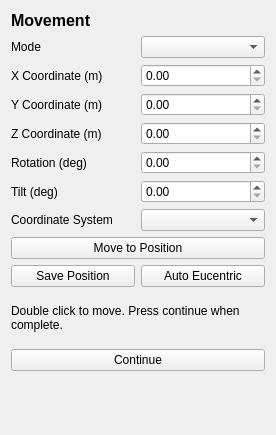
The window that fibsem/ui/qtdesigner_files/FibsemMovementWidget.ui (DeMarcoLab/fibsem) describes before a commit, drawn with Qt 5.
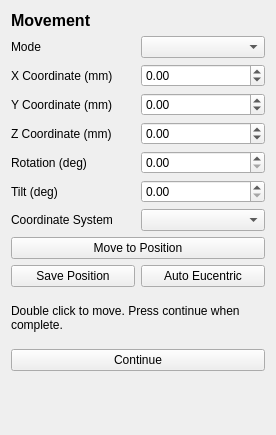
The same window after the commit.

Commit message: [FEAT] ui and structure updates

Diff of the .ui file:
```diff
--- a/fibsem/ui/qtdesigner_files/FibsemMovementWidget.ui
+++ b/fibsem/ui/qtdesigner_files/FibsemMovementWidget.ui
@@ -15,7 +15,14 @@
   </property>
   <layout class="QGridLayout" name="gridLayout">
    <item row="3" column="1">
-    <widget class="QDoubleSpinBox" name="doubleSpinBox_movement_stage_x"/>
+    <widget class="QDoubleSpinBox" name="doubleSpinBox_movement_stage_x">
+     <property name="minimum">
+      <double>-10000000000.000000000000000</double>
+     </property>
+     <property name="maximum">
+      <double>100000000000000000.000000000000000</double>
+     </property>
+    </widget>
    </item>
    <item row="6" column="1">
     <widget class="QDoubleSpinBox" name="doubleSpinBox_movement_stage_rotation"/>
@@ -24,12 +31,19 @@
     <widget class="QComboBox" name="comboBox_movement_stage_coordinate_system"/>
    </item>
    <item row="5" column="1">
-    <widget class="QDoubleSpinBox" name="doubleSpinBox_movement_stage_z"/>
+    <widget class="QDoubleSpinBox" name="doubleSpinBox_movement_stage_z">
+     <property name="minimum">
+      <double>-100000000000000000.000000000000000</double>
+     </property>
+     <property name="maximum">
+      <double>99999999999999991611392.000000000000000</double>
+     </property>
+    </widget>
    </item>
    <item row="5" column="0">
     <widget class="QLabel" name="label_movement_stage_z">
      <property name="text">
-      <string>Z Coordinate (m)</string>
+      <string>Z Coordinate (mm)</string>
      </property>
     </widget>
    </item>
@@ -46,7 +60,7 @@
    <item row="4" column="0">
     <widget class="QLabel" name="label_movement_stage_y">
      <property name="text">
-      <string>Y Coordinate (m)</string>
+      <string>Y Coordinate (mm)</string>
      </property>
     </widget>
    </item>
@@ -58,7 +72,14 @@
     </widget>
    </item>
    <item row="4" column="1">
-    <widget class="QDoubleSpinBox" name="doubleSpinBox_movement_stage_y"/>
+    <widget class="QDoubleSpinBox" name="doubleSpinBox_movement_stage_y">
+     <property name="minimum">
+      <double>-100000000000000000000.000000000000000</double>
+     </property>
+     <property name="maximum">
+      <double>10000000000000000905969664.000000000000000</double>
+     </property>
+    </widget>
    </item>
    <item row="10" column="0">
     <widget class="QPushButton" name="pushButton_save_position">
@@ -84,7 +105,7 @@
    <item row="3" column="0">
     <widget class="QLabel" name="label_movement_stage_x">
      <property name="text">
-      <string>X Coordinate (m)</string>
+      <string>X Coordinate (mm)</string>
      </property>
     </widget>
    </item>
```
The commit also changes 6 other files.
